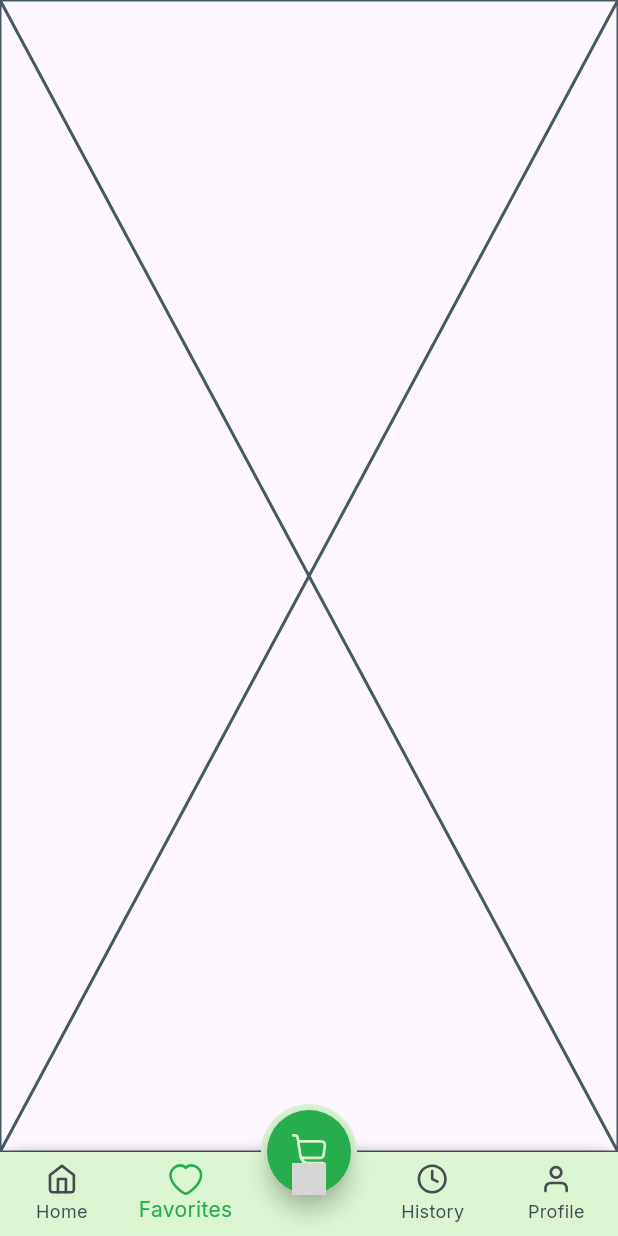
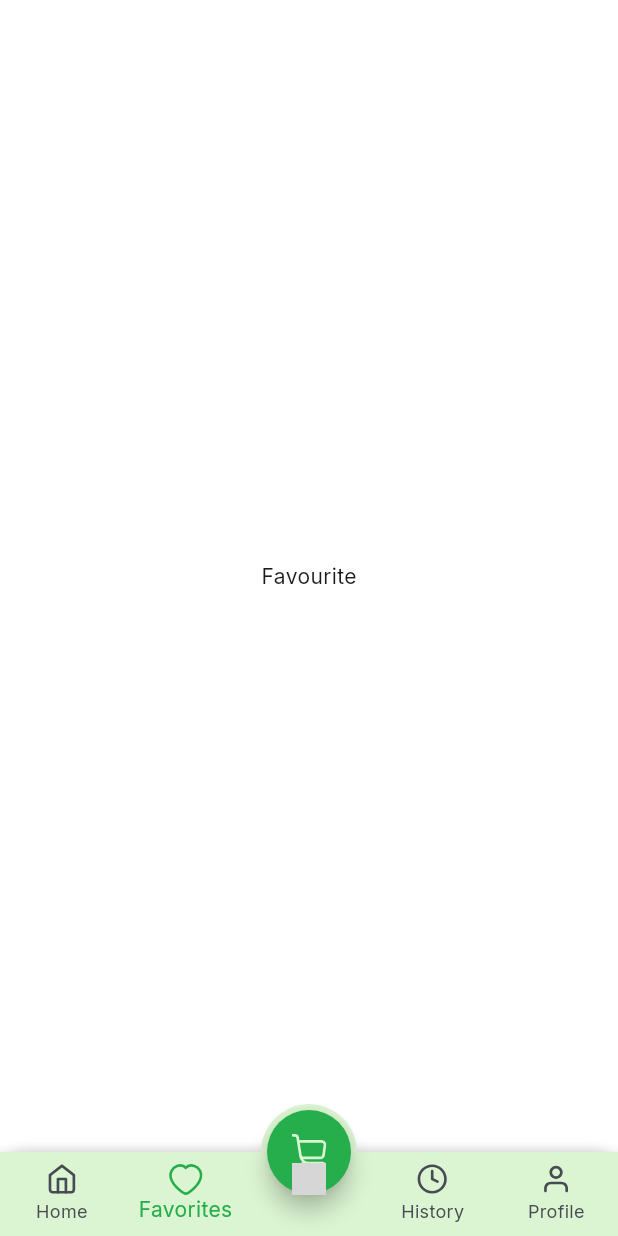
Before and after one commit to iBinaryBeats/foodtek, a Flutter app: the NavigationBarScreen screen opened directly, item 2 of the bottom bar chosen, on a phone screen of 412 x 824 dp. Run offline on Flutter 3.47's test engine with Material 3 defaults, Android fonts, the phone set to English and light mode, and no system bars; our stand-ins replace country_code_picker, device_preview, flutter_screenutil, flutter_secure_storage, flutter_svg, pin_code_fields; accounts and stored records are empty; grey boxes are pictures that could not be loaded.

```diff
--- a/lib/features/dashboard/presentation/screens/custom_navigation_bar_screen.dart
+++ b/lib/features/dashboard/presentation/screens/custom_navigation_bar_screen.dart
@@ -2,6 +2,7 @@ import 'package:flutter/material.dart';
 import 'package:flutter_svg/flutter_svg.dart';
 import 'package:foodtek/core/utils/app_constants.dart';
 import 'package:foodtek/features/dashboard/presentation/screens/favorites_screen.dart';
+import 'package:foodtek/features/dashboard/presentation/screens/history_screen.dart';
 import 'package:foodtek/features/dashboard/presentation/screens/home_screen.dart';
 import 'package:foodtek/features/dashboard/presentation/screens/profile_screen.dart';
 
@@ -32,7 +33,8 @@ class _NavigationBarPageState extends State<NavigationBarScreen> {
       HomeScreen(),
       FavoritesScreen(),
       ProfileScreen(),
-      ProfileScreen(),
+
+      HistoryScreen(),
       ProfileScreen(),
     ];
 
--- a/lib/features/dashboard/presentation/screens/favorites_screen.dart
+++ b/lib/features/dashboard/presentation/screens/favorites_screen.dart
@@ -3,8 +3,10 @@ import 'package:flutter/material.dart';
 class FavoritesScreen extends StatelessWidget {
   const FavoritesScreen({super.key});
 
-  @override
   Widget build(BuildContext context) {
-    return const Placeholder();
+    return Scaffold(
+      backgroundColor: Colors.white,
+      body: Center(child: Text('Favourite')),
+    );
   }
 }
--- a/lib/features/dashboard/presentation/screens/history_screen.dart
+++ b/lib/features/dashboard/presentation/screens/history_screen.dart
@@ -5,6 +5,9 @@ class HistoryScreen extends StatelessWidget {
 
   @override
   Widget build(BuildContext context) {
-    return const Placeholder();
+    return Scaffold(
+      backgroundColor: Colors.white,
+      body: Center(child: Text('History')),
+    );
   }
 }
--- a/lib/features/dashboard/presentation/screens/profile_screen.dart
+++ b/lib/features/dashboard/presentation/screens/profile_screen.dart
@@ -3,8 +3,10 @@ import 'package:flutter/material.dart';
 class ProfileScreen extends StatelessWidget {
   const ProfileScreen({super.key});
 
-  @override
   Widget build(BuildContext context) {
-    return const Placeholder();
+    return Scaffold(
+      backgroundColor: Colors.white,
+      body: Center(child: Text('Profile')),
+    );
   }
 }
```
